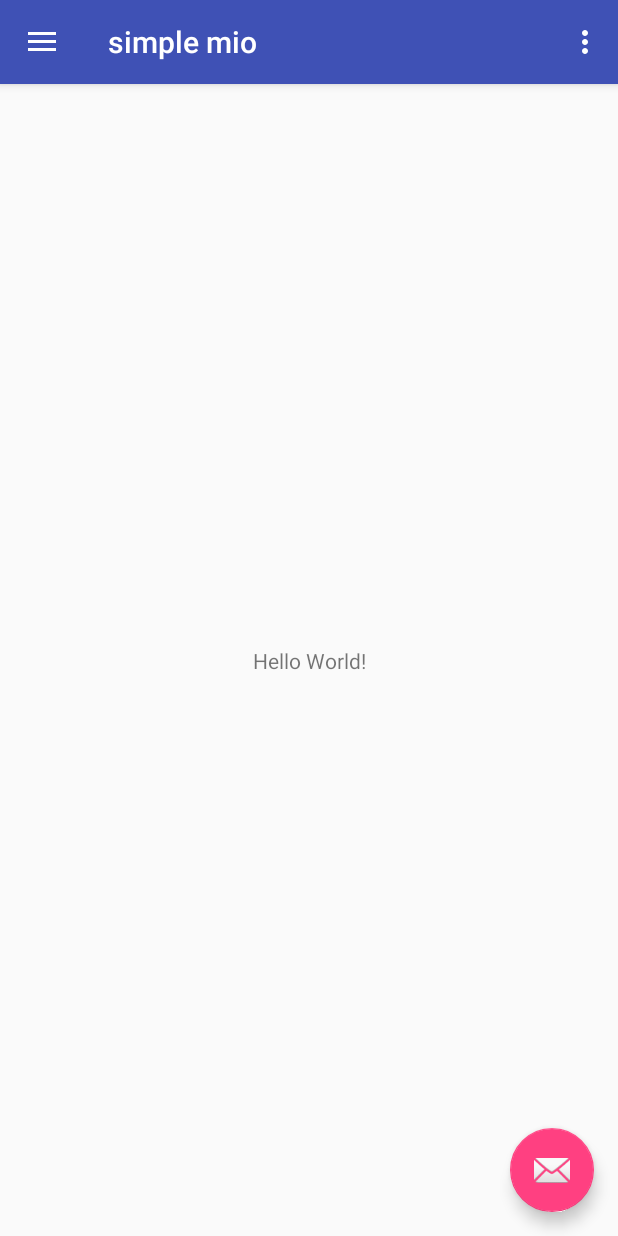
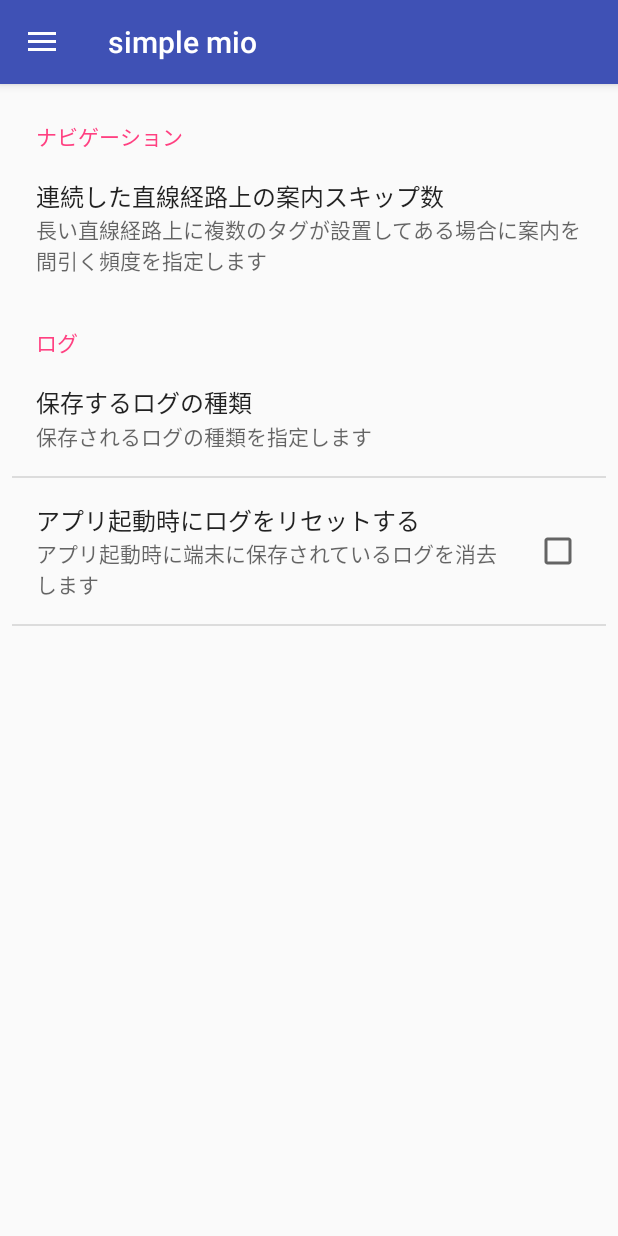
Before and after one commit to otsuka-kohei/simple-mio, an Android app: the screen it shows after launch (MainActivity), on a phone screen of 412 x 824 dp. Run offline under Robolectric (Android 15) with nearby library versions, the phone set to English and light mode, and no system bars.

Commit message:
設定用のFragmentを追加

```diff
--- a/app/src/main/java/com/otsuka/simplemio/MainActivity.kt
+++ b/app/src/main/java/com/otsuka/simplemio/MainActivity.kt
@@ -1,27 +1,25 @@
 package com.otsuka.simplemio
 
+import android.app.Fragment
 import android.os.Bundle
-import android.support.design.widget.Snackbar
 import android.support.design.widget.NavigationView
 import android.support.v4.view.GravityCompat
 import android.support.v7.app.ActionBarDrawerToggle
 import android.support.v7.app.AppCompatActivity
-import android.view.Menu
 import android.view.MenuItem
+import com.otsuka.simplemio.fragments.ConfigFragment
 import kotlinx.android.synthetic.main.activity_main.*
 import kotlinx.android.synthetic.main.app_bar_main.*
 
 class MainActivity : AppCompatActivity(), NavigationView.OnNavigationItemSelectedListener {
 
+    private val configFragment: ConfigFragment = ConfigFragment()
+
+
     override fun onCreate(savedInstanceState: Bundle?) {
         super.onCreate(savedInstanceState)
         setContentView(R.layout.activity_main)
         setSupportActionBar(toolbar)
-
-        fab.setOnClickListener { view ->
-            Snackbar.make(view, "Replace with your own action", Snackbar.LENGTH_LONG)
-                    .setAction("Action", null).show()
-        }
 
         val toggle = ActionBarDrawerToggle(
                 this, drawer_layout, toolbar, R.string.navigation_drawer_open, R.string.navigation_drawer_close)
@@ -39,44 +37,22 @@ class MainActivity : AppCompatActivity(), NavigationView.OnNavigationItemSelecte
         }
     }
 
-    override fun onCreateOptionsMenu(menu: Menu): Boolean {
-        // Inflate the menu; this adds items to the action bar if it is present.
-        menuInflater.inflate(R.menu.main, menu)
-        return true
-    }
-
-    override fun onOptionsItemSelected(item: MenuItem): Boolean {
-        // Handle action bar item clicks here. The action bar will
-        // automatically handle clicks on the Home/Up button, so long
-        // as you specify a parent activity in AndroidManifest.xml.
-        when (item.itemId) {
-            R.id.action_settings -> return true
-            else -> return super.onOptionsItemSelected(item)
-        }
-    }
-
     override fun onNavigationItemSelected(item: MenuItem): Boolean {
         // Handle navigation view item clicks here.
+
+        var fragment: Fragment? = null
         when (item.itemId) {
-            R.id.nav_camera -> {
-                // Handle the camera action
-            }
-            R.id.nav_gallery -> {
+            R.id.nav_test -> {
 
             }
-            R.id.nav_slideshow -> {
-
-            }
-            R.id.nav_manage -> {
-
-            }
-            R.id.nav_share -> {
-
-            }
-            R.id.nav_send -> {
-
+            R.id.nav_config -> {
+                fragment = configFragment
             }
         }
+
+        val fragmentTransaction = fragmentManager.beginTransaction()
+        fragmentTransaction.replace(R.id.fragment, fragment)
+
 
         drawer_layout.closeDrawer(GravityCompat.START)
         return true
--- /dev/null
+++ b/app/src/main/java/com/otsuka/simplemio/fragments/ConfigFragment.kt
@@ -0,0 +1,19 @@
+package com.otsuka.simplemio.fragments
+
+import android.os.Bundle
+import android.preference.PreferenceFragment
+import com.otsuka.simplemio.R
+
+
+/**
+ * Created by otsuka on 2018/02/24.
+ */
+class ConfigFragment : PreferenceFragment() {
+
+    override fun onCreate(savedInstanceState: Bundle?) {
+        super.onCreate(savedInstanceState)
+
+        // /app/res/xml/preference.xml に定義されている設定画面を適用
+        addPreferencesFromResource(R.xml.preference)
+    }
+}
--- a/app/src/main/res/layout/app_bar_main.xml
+++ b/app/src/main/res/layout/app_bar_main.xml
@@ -22,12 +22,4 @@
 
     <include layout="@layout/content_main" />
 
-    <android.support.design.widget.FloatingActionButton
-        android:id="@+id/fab"
-        android:layout_width="wrap_content"
-        android:layout_height="wrap_content"
-        android:layout_gravity="bottom|end"
-        android:layout_margin="@dimen/fab_margin"
-        app:srcCompat="@android:drawable/ic_dialog_email" />
-
 </android.support.design.widget.CoordinatorLayout>
--- a/app/src/main/res/layout/content_main.xml
+++ b/app/src/main/res/layout/content_main.xml
@@ -8,13 +8,17 @@
     tools:context="com.otsuka.simplemio.MainActivity"
     tools:showIn="@layout/app_bar_main">
 
-    <TextView
-        android:layout_width="wrap_content"
-        android:layout_height="wrap_content"
-        android:text="Hello World!"
+    <fragment
+        android:id="@+id/fragment"
+        android:name="com.otsuka.simplemio.fragments.ConfigFragment"
+        android:layout_width="0dp"
+        android:layout_height="0dp"
+        android:layout_marginBottom="8dp"
+        android:layout_marginEnd="8dp"
+        android:layout_marginStart="8dp"
+        android:layout_marginTop="8dp"
         app:layout_constraintBottom_toBottomOf="parent"
-        app:layout_constraintLeft_toLeftOf="parent"
-        app:layout_constraintRight_toRightOf="parent"
+        app:layout_constraintEnd_toEndOf="parent"
+        app:layout_constraintStart_toStartOf="parent"
         app:layout_constraintTop_toTopOf="parent" />
-
 </android.support.constraint.ConstraintLayout>
--- a/app/src/main/res/menu/activity_main_drawer.xml
+++ b/app/src/main/res/menu/activity_main_drawer.xml
@@ -5,34 +5,13 @@
 
     <group android:checkableBehavior="single">
         <item
-            android:id="@+id/nav_camera"
-            android:icon="@drawable/ic_menu_camera"
-            android:title="Import" />
+            android:id="@+id/nav_test"
+            android:title="テスト" />
+    </group>
+    <group >
         <item
-            android:id="@+id/nav_gallery"
-            android:icon="@drawable/ic_menu_gallery"
-            android:title="Gallery" />
-        <item
-            android:id="@+id/nav_slideshow"
-            android:icon="@drawable/ic_menu_slideshow"
-            android:title="Slideshow" />
-        <item
-            android:id="@+id/nav_manage"
-            android:icon="@drawable/ic_menu_manage"
-            android:title="Tools" />
+            android:id="@+id/nav_config"
+            android:title="設定" />
     </group>
 
-    <item android:title="Communicate">
-        <menu>
-            <item
-                android:id="@+id/nav_share"
-                android:icon="@drawable/ic_menu_share"
-                android:title="Share" />
-            <item
-                android:id="@+id/nav_send"
-                android:icon="@drawable/ic_menu_send"
-                android:title="Send" />
-        </menu>
-    </item>
-
 </menu>
--- /dev/null
+++ b/app/src/main/res/values/arrays.xml
@@ -0,0 +1,34 @@
+<?xml version="1.0" encoding="utf-8"?>
+<resources>
+    <string-array name="entries_list_preference_navigation_skip">
+        <item>スキップなし（規定）</item>
+        <item>1</item>
+        <item>2</item>
+        <item>3</item>
+        <item>4</item>
+        <item>5</item>
+        <item>すべてスキップ</item>
+    </string-array>
+
+    <string-array name="entryvalues_list_preference_navigation_skip">
+        <item>skip_none</item>
+        <item>1</item>
+        <item>2</item>
+        <item>3</item>
+        <item>4</item>
+        <item>5</item>
+        <item>skip_all</item>
+    </string-array>
+
+    <string-array name="entries_multi_log">
+        <item>読み取ったタグ</item>
+        <item>案内メッセージ</item>
+        <item>その他</item>
+    </string-array>
+
+    <string-array name="entryvalues_multi_log">
+        <item>tagInfo</item>
+        <item>message</item>
+        <item>other</item>
+    </string-array>
+</resources>
--- /dev/null
+++ b/app/src/main/res/values/attrs.xml
@@ -0,0 +1,15 @@
+<?xml version="1.0" encoding="utf-8"?>
+<resources>
+    <declare-styleable name="GraphView">
+        <attr name="background_color" format="color" />
+        <attr name="graph_color" format="color" />
+        <attr name="graph_area_width" format="dimension" />
+        <attr name="graph_area_height" format="dimension" />
+        <attr name="graph_area_padding" format="dimension" />
+        <attr name="graph_vertex_radius" format="dimension" />
+        <attr name="graph_edge_width" format="dimension" />
+        <attr name="graph_label_text_size" format="dimension" />
+        <attr name="graph_label_text_color" format="color" />
+        <attr name="graph_label_text_background" format="color" />
+    </declare-styleable>
+</resources>
--- /dev/null
+++ b/app/src/main/res/xml/preference.xml
@@ -0,0 +1,26 @@
+<?xml version="1.0" encoding="utf-8"?>
+<PreferenceScreen xmlns:android="http://schemas.android.com/apk/res/android">
+    <PreferenceCategory android:title="ナビゲーション">
+        <ListPreference
+            android:dialogTitle="案内をスキップする数"
+            android:entries="@array/entries_list_preference_navigation_skip"
+            android:entryValues="@array/entryvalues_list_preference_navigation_skip"
+            android:key="list_navigation_skip"
+            android:summary="長い直線経路上に複数のタグが設置してある場合に案内を間引く頻度を指定します"
+            android:title="連続した直線経路上の案内スキップ数"></ListPreference>
+    </PreferenceCategory>
+    <PreferenceCategory android:title="ログ">
+        <MultiSelectListPreference
+            android:dialogTitle="保存するログの種類を選択"
+            android:entries="@array/entries_multi_log"
+            android:entryValues="@array/entryvalues_multi_log"
+            android:key="multi_log"
+            android:summary="保存されるログの種類を指定します"
+            android:title="保存するログの種類"></MultiSelectListPreference>
+        <CheckBoxPreference
+            android:key="checkbox_log"
+            android:summary="アプリ起動時に端末に保存されているログを消去します"
+            android:title="アプリ起動時にログをリセットする"></CheckBoxPreference>
+    </PreferenceCategory>
+
+</PreferenceScreen>
```
